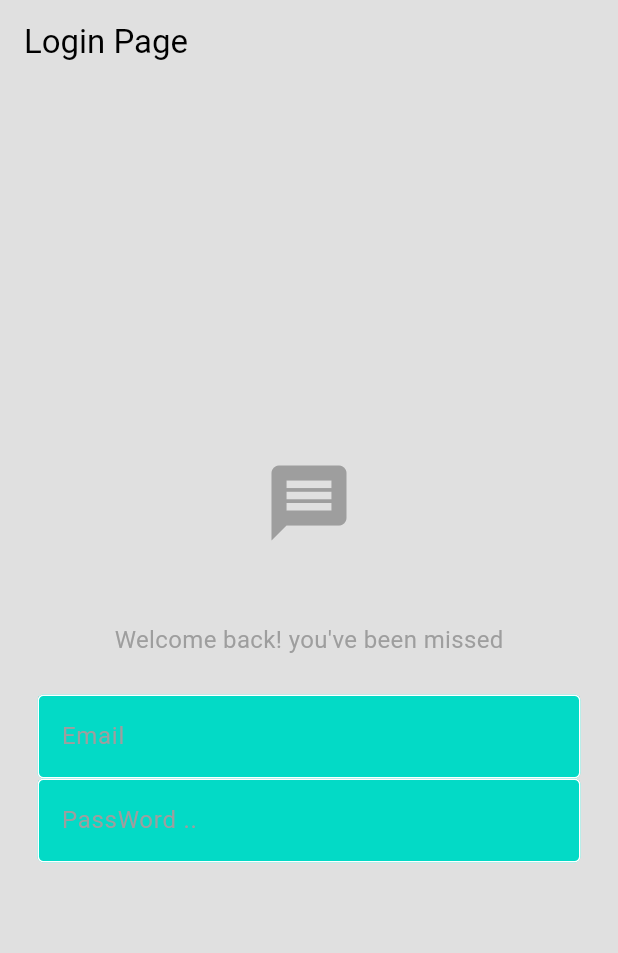
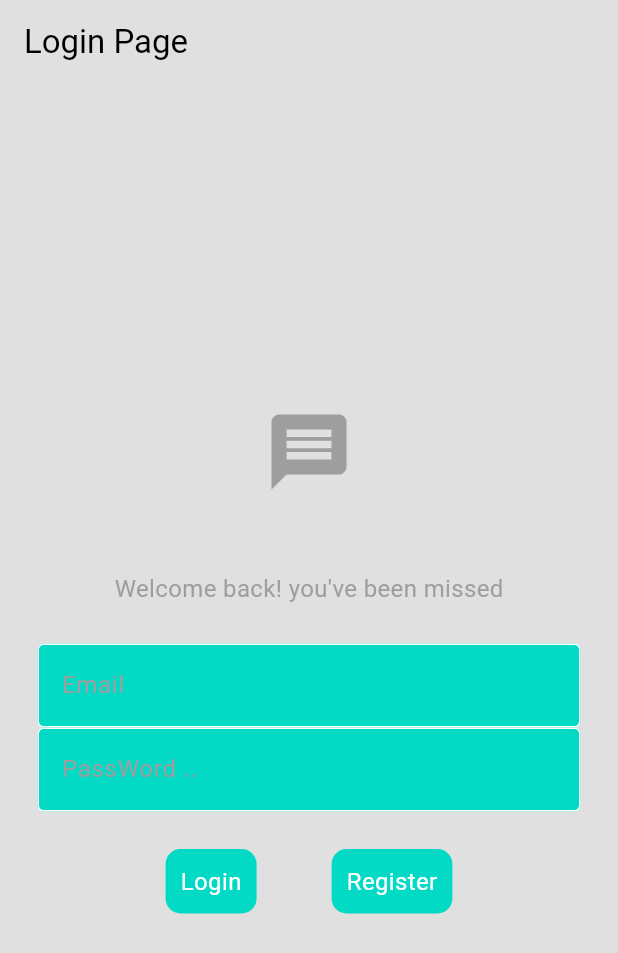
Before and after one commit to ZakyTm/chat_app, a Flutter app: the screen it shows after launch, on a phone screen of 412 x 824 dp. Shown: the top 953 px of the screen. Run offline on Flutter 3.47's test engine with Material 3 defaults, Android fonts, the phone set to English and light mode, and no system bars.

Commit message:
Add MyButton component and update MyTextfiled component

```diff
--- /dev/null
+++ b/lib/components/my_button.dart
@@ -0,0 +1,21 @@
+import 'package:flutter/material.dart';
+
+class MyButton extends StatelessWidget {
+  final String text;
+  MyButton({super.key, required this.text});
+
+  @override
+  Widget build(BuildContext context) {
+    return Container(
+      decoration: BoxDecoration(
+        color: Theme.of(context).colorScheme.secondary,
+        borderRadius: BorderRadius.circular(10),
+      ),
+      padding: const EdgeInsets.all(10),
+      margin: const EdgeInsets.symmetric(horizontal: 25),
+      child: Center(
+        child: Text(text, style: TextStyle(color: Colors.white, fontSize: 16)),
+      ),
+    );
+  }
+}
--- a/lib/components/my_textfiled.dart
+++ b/lib/components/my_textfiled.dart
@@ -1,11 +1,16 @@
 import 'package:flutter/foundation.dart';
 import 'package:flutter/material.dart';
+import 'package:flutter/services.dart';
 
 class MyTextfiled extends StatelessWidget {
   final String hintText;
   final bool obscureText;
+  final TextEditingController controller;
   const MyTextfiled(
-      {super.key, required this.hintText, required this.obscureText});
+      {super.key,
+      required this.hintText,
+      required this.obscureText,
+      required this.controller});
 
   @override
   Widget build(BuildContext context) {
@@ -13,6 +18,7 @@ class MyTextfiled extends StatelessWidget {
       padding: const EdgeInsets.symmetric(horizontal: 25.0),
       child: TextField(
         obscureText: obscureText,
+        controller: controller,
         decoration: InputDecoration(
           enabledBorder: OutlineInputBorder(
             borderSide:
--- a/lib/main.dart
+++ b/lib/main.dart
@@ -15,7 +15,7 @@ class MyApp extends StatelessWidget {
     return MaterialApp(
       debugShowCheckedModeBanner: false,
       theme: lightMode,
-      home: const LoginPage(),
+      home: LoginPage(),
     );
   }
 }
--- a/lib/pages/login_page.dart
+++ b/lib/pages/login_page.dart
@@ -1,8 +1,11 @@
+import 'package:chat_app/components/my_button.dart';
 import 'package:chat_app/components/my_textfiled.dart';
 import 'package:flutter/material.dart';
 
 class LoginPage extends StatelessWidget {
-  const LoginPage({super.key});
+  final TextEditingController emailController = TextEditingController();
+  final TextEditingController passwordController = TextEditingController();
+  LoginPage({super.key});
 
   @override
   Widget build(BuildContext context) {
@@ -29,11 +32,24 @@ class LoginPage extends StatelessWidget {
           MyTextfiled(
             hintText: "Email",
             obscureText: false,
+            controller: emailController,
           ),
           //passWord input
           MyTextfiled(
             hintText: "PassWord ..",
             obscureText: true,
+            controller: passwordController,
+          ),
+          const SizedBox(height: 25),
+          // Login button
+          Row(
+            mainAxisAlignment: MainAxisAlignment.center,
+            crossAxisAlignment: CrossAxisAlignment.end,
+            children: [
+              MyButton(text: "Login"),
+              const SizedBox(height: 10),
+              MyButton(text: "Register"),
+            ],
           ),
         ],
       ),
```
